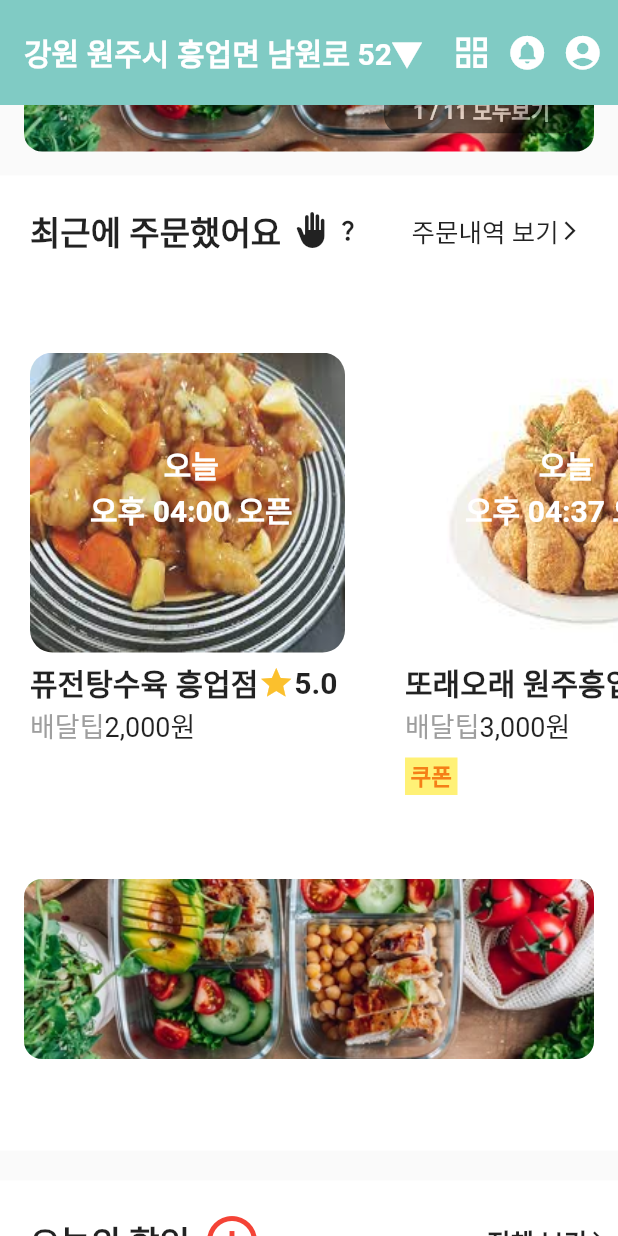
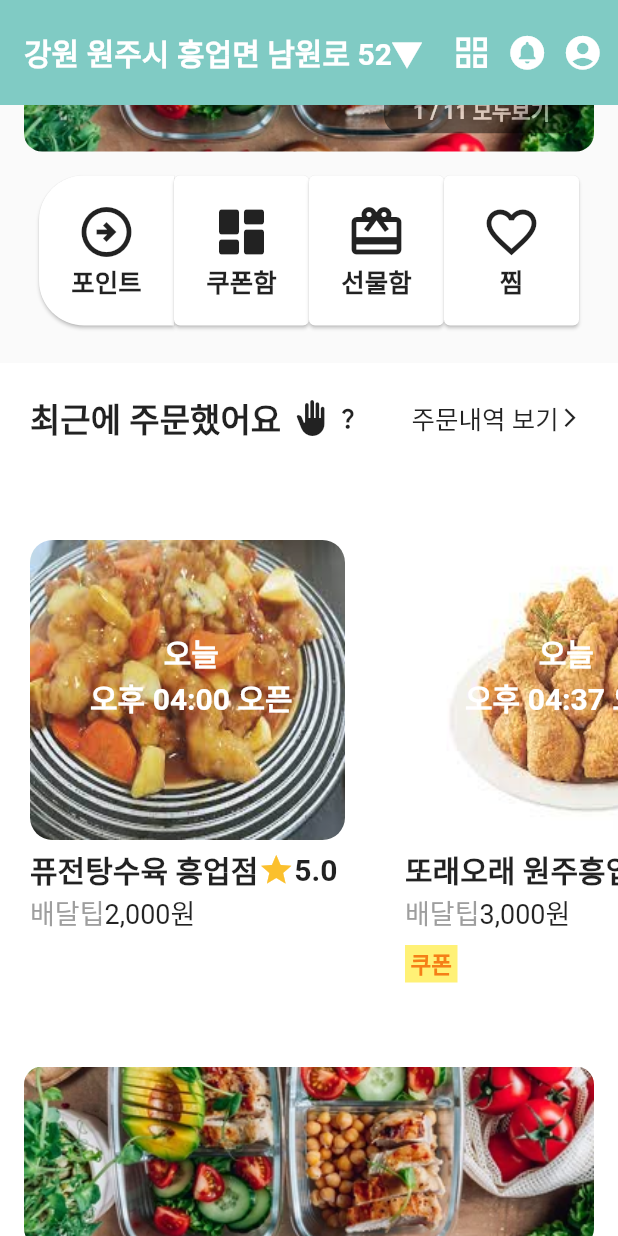
Before and after one commit to chihyeonwon/Flutter_Baemin, a Flutter app: the screen it shows after launch, scrolled down 576 dp, on a phone screen of 412 x 824 dp. Run offline on Flutter 3.47's test engine with Material 2 defaults, Android fonts, the phone set to English and light mode, and no system bars; drawn by our look-alikes of carousel_slider.

Commit message:
Top 위젯의 최하단 카드 위젯 구현

```diff
--- a/lib/top.dart
+++ b/lib/top.dart
@@ -281,8 +281,8 @@ class _TopState extends State<Top> {
                           ),
                         ),
                         Positioned(
-                          bottom:12.0,
-                          right:10.0,
+                          bottom: 12.0,
+                          right: 10.0,
                           child: ClipRRect(
                               borderRadius: BorderRadius.circular(12),
                               child: Opacity(
@@ -313,6 +313,109 @@ class _TopState extends State<Top> {
             ),
           ),
         ),
+        Padding(
+          padding: const EdgeInsets.only(bottom:25.0),
+          child: Row(
+            mainAxisAlignment: MainAxisAlignment.center,
+            children: [
+              Card(
+                margin:EdgeInsets.zero,
+                shape: RoundedRectangleBorder(
+                  borderRadius: BorderRadius.only(topLeft: Radius.circular(30), bottomLeft: Radius.circular(30)),
+                ),
+                child: Container(
+                  padding:EdgeInsets.zero,
+                  width: 90.0,
+                  height: 100.0,
+                  constraints: BoxConstraints(),
+                  child: Column(
+                    mainAxisAlignment: MainAxisAlignment.center,
+                    children: [
+                      Icon(
+                        Icons.arrow_circle_right_outlined,
+                        size: 40,
+                      ),
+                      Text('포인트',
+                          style: TextStyle(
+                            fontSize: 17,
+                            fontWeight: FontWeight.bold,
+                          ))
+                    ],
+                  ),
+                ),
+              ),
+              Card(
+                margin:EdgeInsets.zero,
+                child: Container(
+                  padding:EdgeInsets.zero,
+                  width: 90.0,
+                  height: 100.0,
+                  constraints: BoxConstraints(),
+                  child: Column(
+                    mainAxisAlignment: MainAxisAlignment.center,
+                    children: [
+                      Icon(
+                        Icons.dashboard_rounded,
+                        size: 40,
+                      ),
+                      Text('쿠폰함',
+                          style: TextStyle(
+                            fontSize: 17,
+                            fontWeight: FontWeight.bold,
+                          ))
+                    ],
+                  ),
+                ),
+              ),
+              Card(
+                margin:EdgeInsets.zero,
+                child: Container(
+                  padding:EdgeInsets.zero,
+                  width: 90.0,
+                  height: 100.0,
+                  constraints: BoxConstraints(),
+                  child: Column(
+                    mainAxisAlignment: MainAxisAlignment.center,
+                    children: [
+                      Icon(
+                        Icons.card_giftcard,
+                        size: 40,
+                      ),
+                      Text('선물함',
+                          style: TextStyle(
+                            fontSize: 17,
+                            fontWeight: FontWeight.bold,
+                          ))
+                    ],
+                  ),
+                ),
+              ),
+              Card(
+                margin:EdgeInsets.zero,
+                child: Container(
+                  padding:EdgeInsets.zero,
+                  width: 90.0,
+                  height: 100.0,
+                  constraints: BoxConstraints(),
+                  child: Column(
+                    mainAxisAlignment: MainAxisAlignment.center,
+                    children: [
+                      Icon(
+                        Icons.favorite_border ,
+                            size: 40,
+                          ),
+                        Text('찜',
+                            style: TextStyle(
+                              fontSize: 17,
+                              fontWeight: FontWeight.bold,
+                          ))
+                    ],
+                  ),
+                ),
+              ),
+            ],
+          ),
+        ),
       ],
     ));
   }
```
